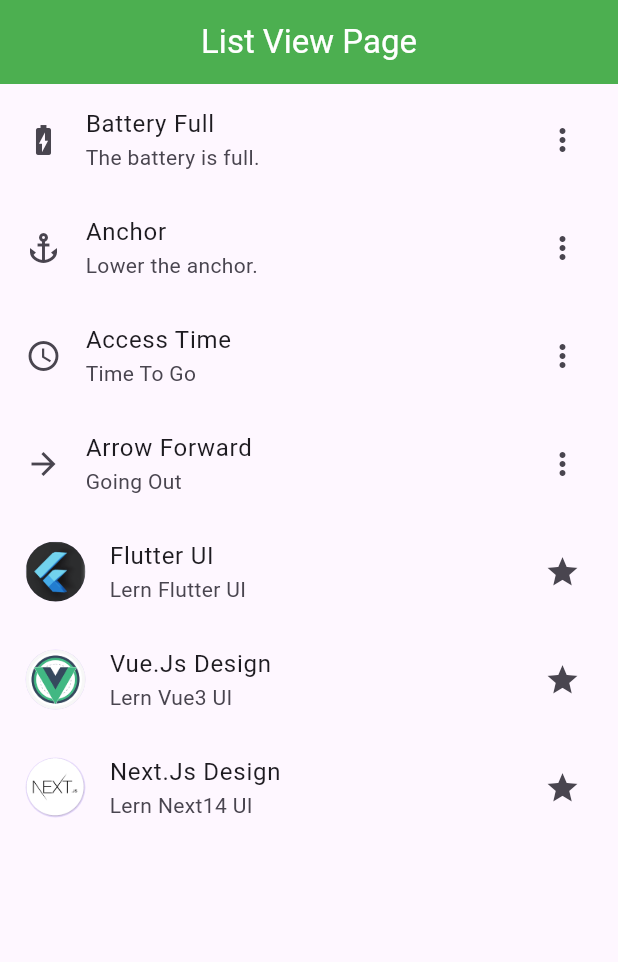
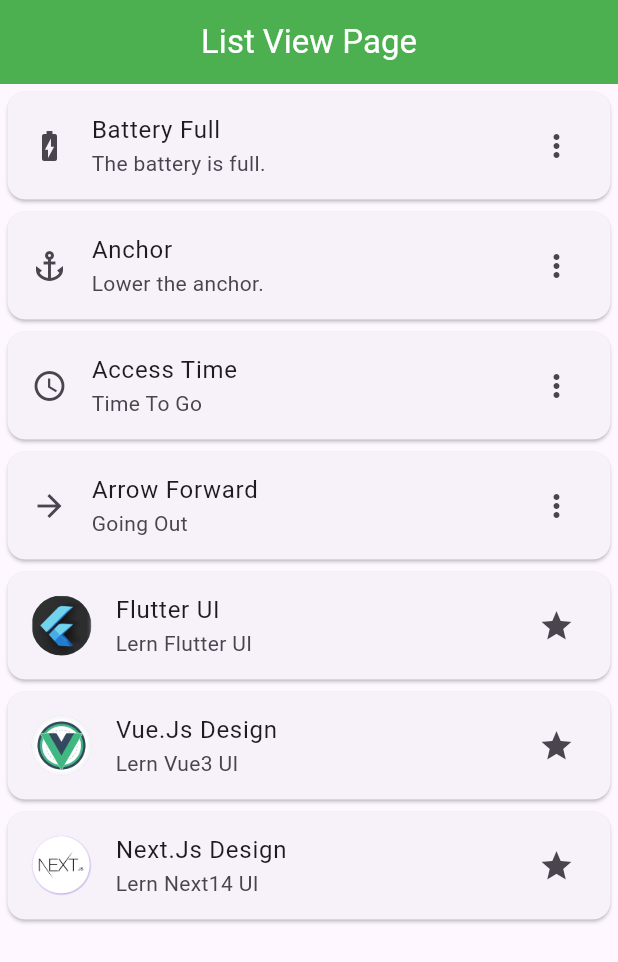
Before and after one commit to tardev35/flutter2024, a Flutter app: the screen it shows after launch, on a phone screen of 412 x 824 dp. Shown: the top 962 px of the screen. Run offline on Flutter 3.47's test engine with Material 3 defaults, Android fonts, the phone set to English and light mode, and no system bars; our stand-ins replace fluttertoast.

Commit message:
Listview And Card

```diff
--- a/lib/listview_example.dart
+++ b/lib/listview_example.dart
@@ -30,31 +30,40 @@ class ListviewPage extends StatelessWidget {
       body: ListView(
         padding: const EdgeInsets.all(1),
         children: const <Widget>[
-          ListTile(
+          Card(
+            child: ListTile(
               title: Text('Battery Full'),
               subtitle: Text('The battery is full.'),
               leading: Icon(Icons.battery_charging_full),
               trailing: Icon(Icons.more_vert),
             ),
-          ListTile(
+          ),
+          Card(
+            child: ListTile(
               title: Text('Anchor'),
               subtitle: Text('Lower the anchor.'),
               leading: Icon(Icons.anchor),
               trailing: Icon(Icons.more_vert),
             ),
-          ListTile(
+          ),
+          Card(
+            child: ListTile(
               title: Text('Access Time'),
               subtitle: Text('Time To Go'),
               leading: Icon(Icons.access_time),
               trailing: Icon(Icons.more_vert),
             ),
-          ListTile(
+          ),
+          Card(
+            child: ListTile(
               title: Text('Arrow Forward'),
               subtitle: Text('Going Out'),
               leading: Icon(Icons.arrow_forward_sharp),
               trailing: Icon(Icons.more_vert),
             ),
-          ListTile(
+          ),
+          Card(
+            child: ListTile(
               title: Text('Flutter UI'),
               subtitle: Text('Lern Flutter UI'),
               leading: CircleAvatar(
@@ -62,7 +71,9 @@ class ListviewPage extends StatelessWidget {
               ),
               trailing: Icon(Icons.star),
             ),
-          ListTile(
+          ),
+          Card(
+            child: ListTile(
               title: Text('Vue.Js Design'),
               subtitle: Text('Lern Vue3 UI'),
               leading: CircleAvatar(
@@ -70,7 +81,9 @@ class ListviewPage extends StatelessWidget {
               ),
               trailing: Icon(Icons.star),
             ),
-          ListTile(
+          ),
+          Card(
+            child: ListTile(
               title: Text('Next.Js Design'),
               subtitle: Text('Lern Next14 UI'),
               leading: CircleAvatar(
@@ -78,6 +91,7 @@ class ListviewPage extends StatelessWidget {
               ),
               trailing: Icon(Icons.star),
             ),
+          ),
         ],
       ),
     );
```
Lines whose indentation alone changed are shown as unchanged.
